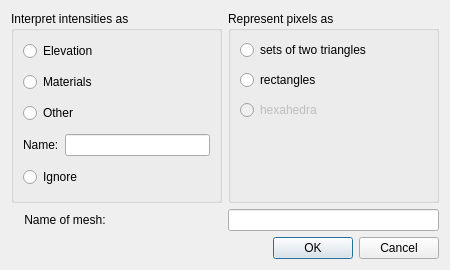
First picture: the form in Applications/DataExplorer/VtkVis/MeshFromRaster.ui, repository ufz/ogs, before the edit.
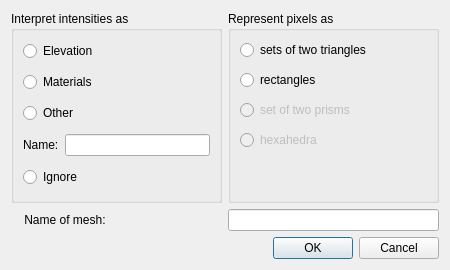
Second picture: the form after the edit.

Commit message: added necessary changes to gui dialogue

Patch:
```diff
--- a/Applications/DataExplorer/VtkVis/MeshFromRaster.ui
+++ b/Applications/DataExplorer/VtkVis/MeshFromRaster.ui
@@ -125,6 +125,16 @@
         </property>
        </widget>
       </item>
+      <item>
+       <widget class="QRadioButton" name="prismButton">
+        <property name="enabled">
+         <bool>false</bool>
+        </property>
+        <property name="text">
+         <string>set of two prisms</string>
+        </property>
+       </widget>
+      </item>
       <item>
        <widget class="QRadioButton" name="hexButton">
         <property name="enabled">
```
The commit also changes 3 other files.
